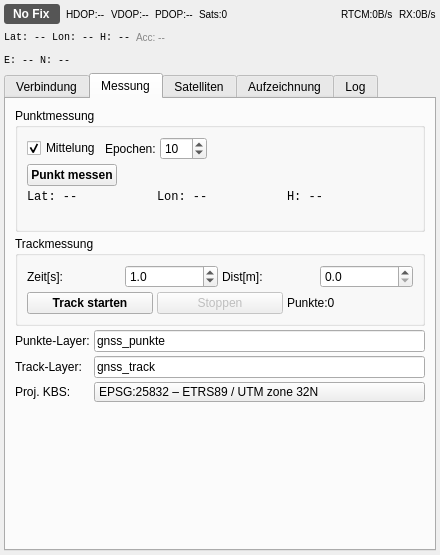
The window that q_ntrip_client_dockwidget_base.ui (geopackix/qgis-ntrip-client) describes before a commit, drawn with Qt 5.
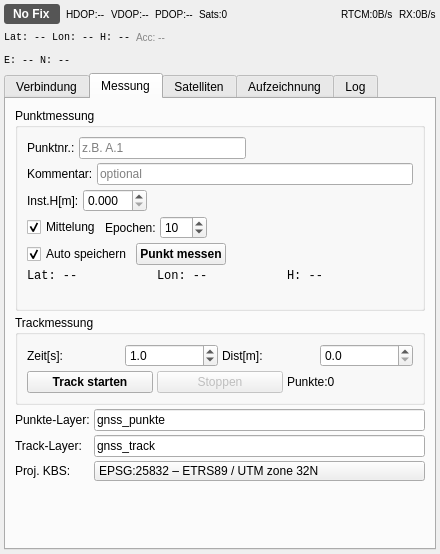
The same window after the commit. The open tabs and pages were chosen to show the change. Custom widgets are drawn as their Qt base class.

Diff of the .ui file:
```diff
--- a/q_ntrip_client_dockwidget_base.ui
+++ b/q_ntrip_client_dockwidget_base.ui
@@ -374,14 +374,12 @@
             </widget>
            </item>
            <item row="1" column="3">
-            <widget class="QLabel" name="lblAntennaHeight"><property name="text"><string>Ant.H[m]</string></property></widget>
+            <widget class="QLabel" name="lblInstrumentSN"><property name="text"><string>S/N:</string></property></widget>
            </item>
            <item row="1" column="4">
-            <widget class="QDoubleSpinBox" name="spinAntennaHeight">
-             <property name="decimals"><number>3</number></property>
-             <property name="minimum"><double>0.0</double></property>
-             <property name="maximum"><double>10.0</double></property>
-             <property name="singleStep"><double>0.001</double></property>
+            <widget class="QLineEdit" name="txtInstrumentSN">
+             <property name="placeholderText"><string>Seriennr.</string></property>
+             <property name="maximumWidth"><number>100</number></property>
             </widget>
            </item>
            <item row="2" column="0" colspan="3">
@@ -483,6 +481,63 @@
           <property name="title"><string>Punktmessung</string></property>
           <layout class="QVBoxLayout" name="pointMeasLayout">
            <property name="spacing"><number>4</number></property>
+           <item>
+            <layout class="QHBoxLayout" name="punktNrRow">
+             <item>
+              <widget class="QLabel" name="lblPunktNummer"><property name="text"><string>Punktnr.:</string></property></widget>
+             </item>
+             <item>
+              <widget class="QLineEdit" name="txtPunktNummer">
+               <property name="placeholderText"><string>z.B. A.1</string></property>
+               <property name="maximumWidth"><number>120</number></property>
+               <property name="maxLength"><number>50</number></property>
+              </widget>
+             </item>
+             <item>
+              <spacer name="punktNrSpacer">
+               <property name="orientation"><enum>Qt::Horizontal</enum></property>
+               <property name="sizeHint" stdset="0">
+                <size><width>40</width><height>20</height></size>
+               </property>
+              </spacer>
+             </item>
+            </layout>
+           </item>
+           <item>
+            <layout class="QHBoxLayout" name="kommentarRow">
+             <item>
+              <widget class="QLabel" name="lblKommentar"><property name="text"><string>Kommentar:</string></property></widget>
+             </item>
+             <item>
+              <widget class="QLineEdit" name="txtKommentar">
+               <property name="placeholderText"><string>optional</string></property>
+              </widget>
+             </item>
+            </layout>
+           </item>
+           <item>
+            <layout class="QHBoxLayout" name="instHRow">
+             <item>
+              <widget class="QLabel" name="lblInstH"><property name="text"><string>Inst.H[m]:</string></property></widget>
+             </item>
+             <item>
+              <widget class="QDoubleSpinBox" name="spinInstH">
+               <property name="decimals"><number>3</number></property>
+               <property name="minimum"><double>0.0</double></property>
+               <property name="maximum"><double>10.0</double></property>
+               <property name="singleStep"><double>0.001</double></property>
+              </widget>
+             </item>
+             <item>
+              <spacer name="instHSpacer">
+               <property name="orientation"><enum>Qt::Horizontal</enum></property>
+               <property name="sizeHint" stdset="0">
+                <size><width>40</width><height>20</height></size>
+               </property>
+              </spacer>
+             </item>
+            </layout>
+           </item>
            <item>
             <layout class="QHBoxLayout" name="avgRow">
              <item>
@@ -513,6 +568,12 @@
            </item>
            <item>
             <layout class="QHBoxLayout" name="pointBtnRow">
+             <item>
+              <widget class="QCheckBox" name="cbAutoSave">
+               <property name="text"><string>Auto speichern</string></property>
+               <property name="checked"><bool>true</bool></property>
+              </widget>
+             </item>
              <item>
               <widget class="QPushButton" name="btnMeasurePoint">
                <property name="text"><string>Punkt messen</string></property>
@@ -740,6 +801,12 @@
           </layout>
          </widget>
         </item>
+        <item>
+         <widget class="QPushButton" name="btnNewRecording">
+          <property name="text"><string>Neue Aufzeichnung starten</string></property>
+          <property name="toolTip"><string>Aktuelle Aufzeichnung beenden und neue Aufzeichnungsdateien starten</string></property>
+         </widget>
+        </item>
         <item>
          <widget class="QGroupBox" name="grpProtocol">
           <property name="title"><string>Messprotokoll</string></property>
```
